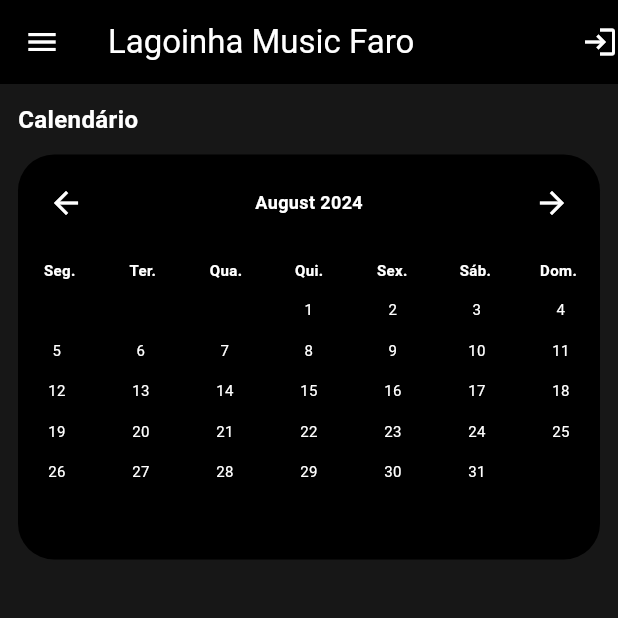
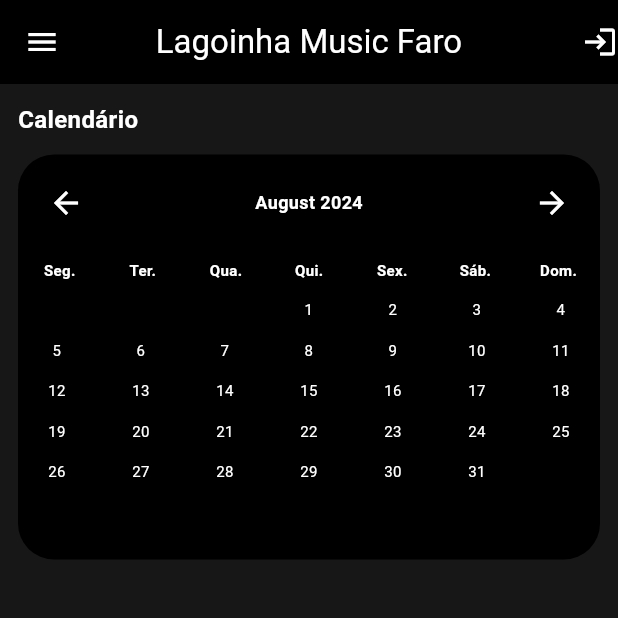
Before and after one commit to marquinhos2017/lagoinhabandteam, a Flutter app: the userMainPage screen opened directly, on a phone screen of 412 x 824 dp, the top half of it. Run offline on Flutter 3.47's test engine with Material 3 defaults, Android fonts, the phone set to English and light mode, and no system bars; our stand-ins replace cloud_firestore, firebase_core; missing offline and left inert: dart:ffi, flutter_date_pickers; accounts and stored records are empty.

Commit message:
Centralizando o titulos do appBar em algumas paginas, faltam outras ainda

```diff
--- a/lib/pages/MusicianPage/musicianPage copy.dart
+++ b/lib/pages/MusicianPage/musicianPage copy.dart
@@ -237,6 +237,7 @@ class _MusicianPageCopyState extends State<MusicianPageCopy> {
     return Scaffold(
       backgroundColor: Colors.black,
       appBar: AppBar(
+        centerTitle: true,
         title: Text(
           "My Schedule",
           style: TextStyle(color: Colors.white, fontWeight: FontWeight.bold),
--- a/lib/pages/adminAddtoPlaylist.dart
+++ b/lib/pages/adminAddtoPlaylist.dart
@@ -193,7 +193,7 @@ class _AddtoPlaylistState extends State<AddtoPlaylist> {
                               crossAxisAlignment: CrossAxisAlignment.start,
                               children: [
                                 Container(
-                                  width: 270,
+                                  child: Expanded(
                                     child: ListTile(
                                       contentPadding: EdgeInsets.zero,
                                       trailing: GestureDetector(
@@ -219,6 +219,7 @@ class _AddtoPlaylistState extends State<AddtoPlaylist> {
                                           color: Colors.white,
                                           fontSize: 12,
                                           fontWeight: FontWeight.w200,
+                                        ),
                                       ),
                                     ),
                                   ),
--- a/lib/pages/userMain.dart
+++ b/lib/pages/userMain.dart
@@ -171,6 +171,7 @@ class _userMainPageState extends State<userMainPage> {
     return Scaffold(
       key: scaffoldKey,
       appBar: AppBar(
+        centerTitle: true,
         title: Text(
           "Lagoinha Music Faro",
           style: TextStyle(
```
Lines whose indentation alone changed are shown as unchanged.
